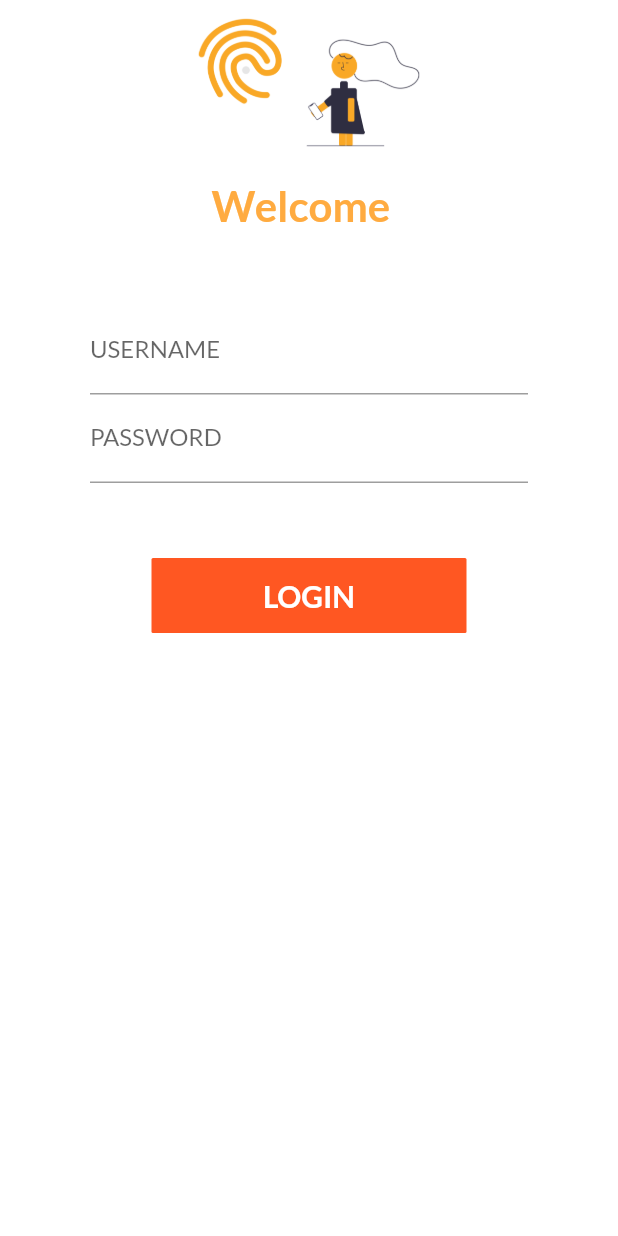
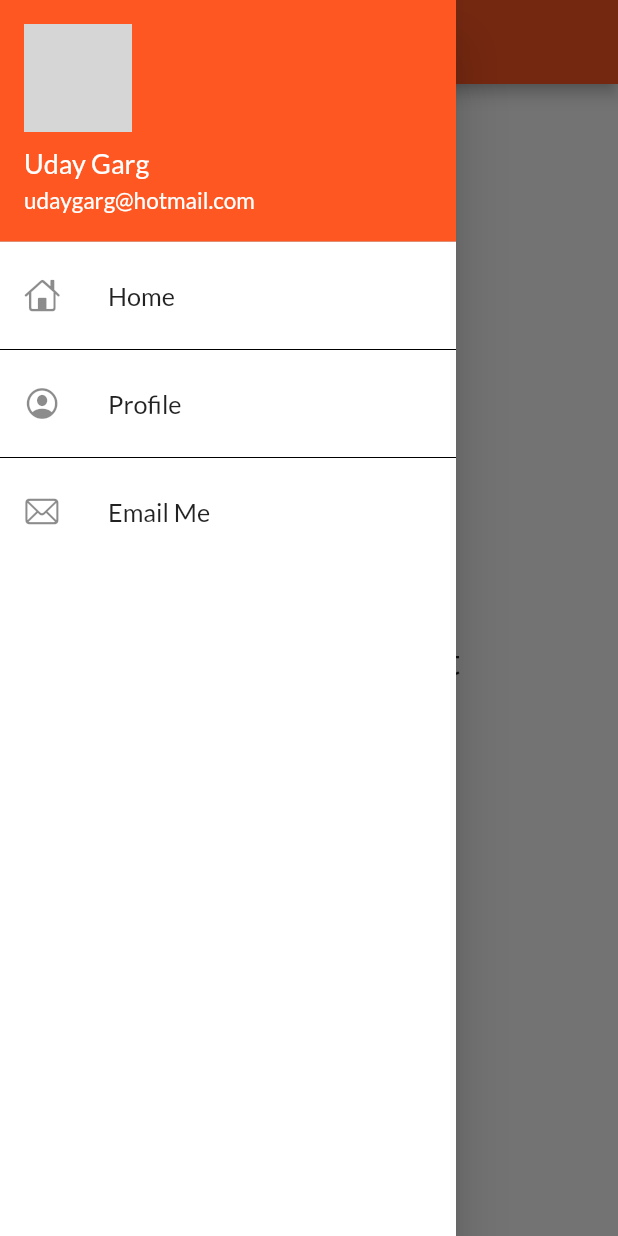
Before and after one commit to tigerhooduday/flutter_learn, a Flutter app: the screen it shows after launch, with the side drawer open (before the commit the screen has no drawer), on a phone screen of 412 x 824 dp. Run offline on Flutter 3.47's test engine with Material 2 defaults, Android fonts, the phone set to English and light mode, and no system bars; our stand-ins replace google_fonts, hexcolor; network calls fail; grey boxes are pictures that could not be loaded.

Commit message:
flutter Learning drawer completed

```diff
--- a/lib/Pages/home.dart
+++ b/lib/Pages/home.dart
@@ -1,4 +1,5 @@
 import 'package:flutter/material.dart';
+import 'package:flutter_learn/widget/drawer.dart';
 
 class Homepage extends StatelessWidget {
   const Homepage({super.key});
@@ -12,7 +13,7 @@ class Homepage extends StatelessWidget {
       body: Center(
           child:
               Text(" this is my  first test ", style: TextStyle(fontSize: 25))),
-      drawer: Drawer(),
+      drawer: MyDrawer(),
     );
   }
 }
--- a/lib/main.dart
+++ b/lib/main.dart
@@ -28,7 +28,7 @@ class Myapp extends StatelessWidget {
       //   primarySwatch: Colors.blue,
       //   visualDensity: VisualDensity.adaptivePlatformDensity,
       // ),
-      initialRoute: "/",
+      initialRoute: MyRoutes.homeRoute,
       routes: {
         "/": (context) => LoginPage(),
         MyRoutes.loginRoute: (context) => LoginPage(),
--- /dev/null
+++ b/lib/widget/drawer.dart
@@ -0,0 +1,60 @@
+import 'package:flutter/cupertino.dart';
+import 'package:flutter/material.dart';
+
+class MyDrawer extends StatelessWidget {
+  const MyDrawer({super.key});
+
+  @override
+  Widget build(BuildContext context) {
+    final imageurl =
+        "https://yt3.googleusercontent.com/ytc/AL5GRJWhqXwZ-qTc8jflRtRqwuoz22OeJZ0K-VTU05D8fA=s900-c-k-c0x00ffffff-no-rj";
+    return Drawer(
+        child: Container(
+      color: Colors.white,
+      child: ListView(
+        children: [
+          DrawerHeader(
+              padding: EdgeInsets.zero,
+              child: UserAccountsDrawerHeader(
+                margin: EdgeInsets.zero,
+                accountName: Text("Uday Garg",
+                    style: TextStyle(color: Colors.white, fontSize: 18)),
+                accountEmail: Text("udaygarg@hotmail.com",
+                    style: TextStyle(color: Colors.white, fontSize: 15)),
+                currentAccountPicture: CircleAvatar(
+                  backgroundColor: Colors.white,
+                  backgroundImage: NetworkImage(imageurl),
+                ),
+              )),
+          ListTile(
+            leading: Icon(CupertinoIcons.home),
+            title: Text(
+              "Home",
+              textScaleFactor: 1.2,
+            ),
+          ),
+          Divider(
+            color: Colors.black,
+          ),
+          ListTile(
+            leading: Icon(CupertinoIcons.profile_circled),
+            title: Text(
+              "Profile",
+              textScaleFactor: 1.2,
+            ),
+          ),
+          Divider(
+            color: Colors.black,
+          ),
+          ListTile(
+            leading: Icon(CupertinoIcons.mail),
+            title: Text(
+              "Email Me",
+              textScaleFactor: 1.2,
+            ),
+          )
+        ],
+      ),
+    ));
+  }
+}
```
Also changed, not shown: 4 other files.
